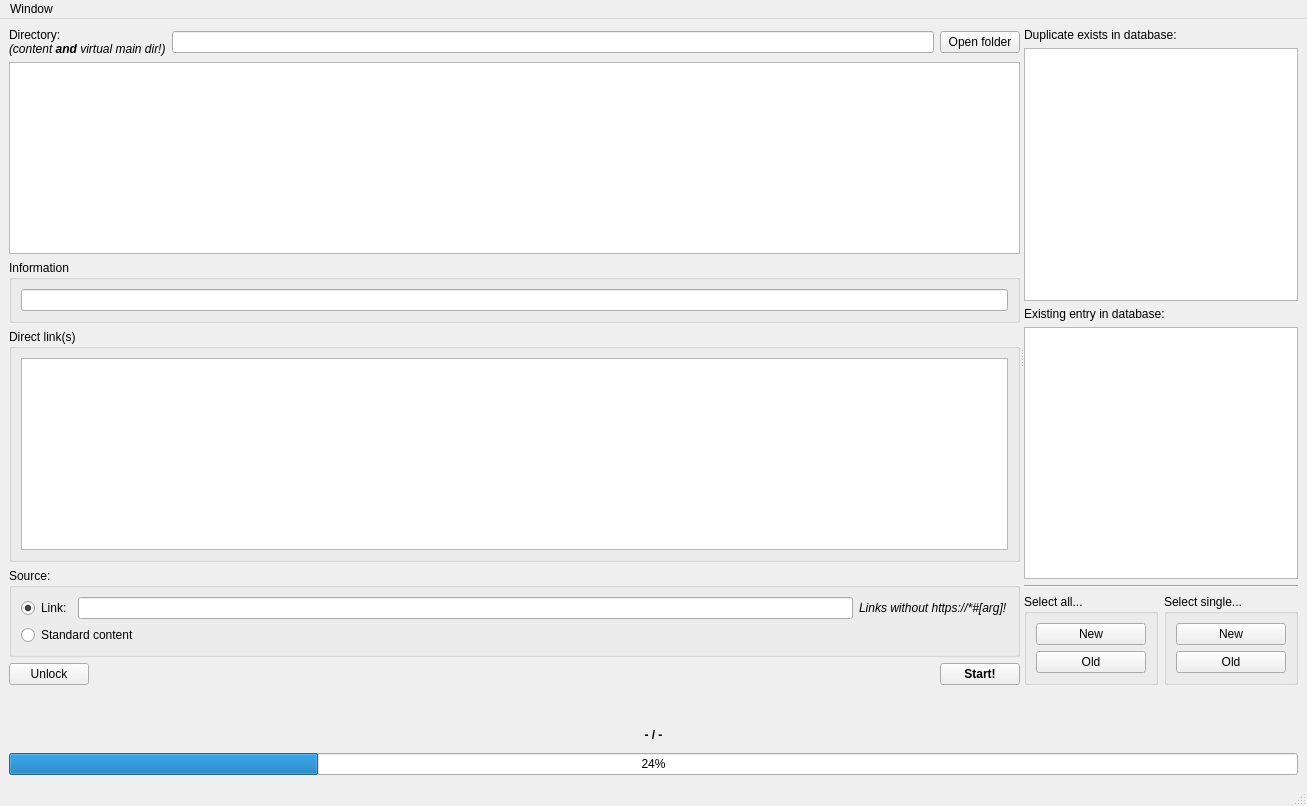
pietr26/OMSI-Tools, file OTModules/wContentSearch/wDBPanel.ui: the form before one commit.
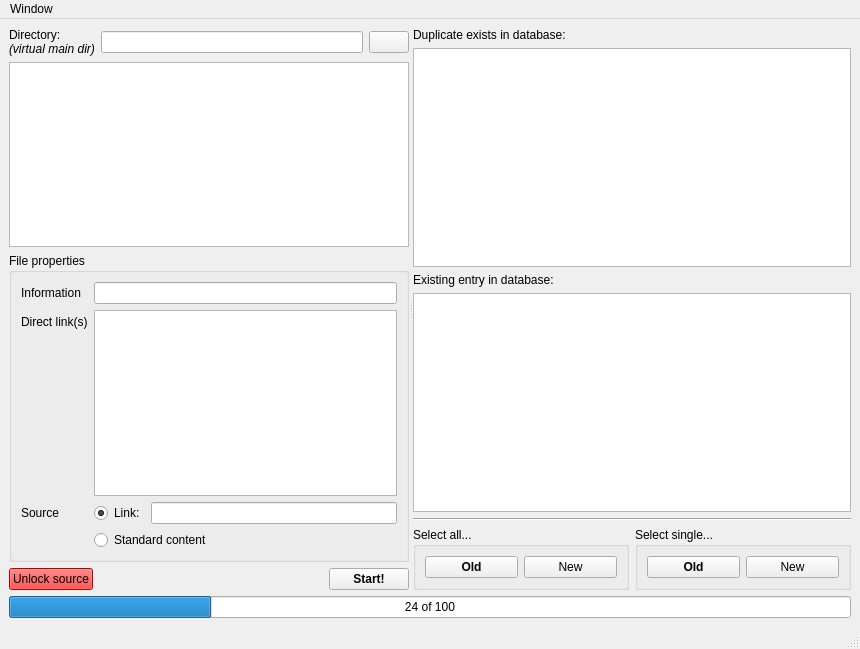
The form after the commit. Icons and pictures are not drawn.

```diff
--- a/OTModules/wContentSearch/wDBPanel.ui
+++ b/OTModules/wContentSearch/wDBPanel.ui
@@ -6,8 +6,8 @@
    <rect>
     <x>0</x>
     <y>0</y>
-    <width>1307</width>
-    <height>806</height>
+    <width>860</width>
+    <height>649</height>
    </rect>
   </property>
   <property name="windowTitle">
@@ -24,14 +24,23 @@
       <property name="orientation">
        <enum>Qt::Horizontal</enum>
       </property>
-      <widget class="QWidget" name="">
+      <property name="opaqueResize">
+       <bool>false</bool>
+      </property>
+      <property name="handleWidth">
+       <number>4</number>
+      </property>
+      <property name="childrenCollapsible">
+       <bool>false</bool>
+      </property>
+      <widget class="QWidget" name="layoutWidget">
        <layout class="QVBoxLayout" name="verticalLayout">
         <item>
          <layout class="QHBoxLayout" name="horizontalLayout_2">
           <item>
            <widget class="QLabel" name="lblDirectory">
             <property name="text">
-             <string notr="true">&lt;html&gt;&lt;head/&gt;&lt;body&gt;&lt;p&gt;Directory:&lt;br/&gt;&lt;span style=&quot; font-style:italic;&quot;&gt;(content &lt;/span&gt;&lt;span style=&quot; font-weight:600; font-style:italic;&quot;&gt;and&lt;/span&gt;&lt;span style=&quot; font-style:italic;&quot;&gt; virtual main dir!)&lt;/span&gt;&lt;/p&gt;&lt;/body&gt;&lt;/html&gt;</string>
+             <string notr="true">&lt;html&gt;&lt;head/&gt;&lt;body&gt;&lt;p&gt;Directory:&lt;br/&gt;&lt;span style=&quot; font-style:italic;&quot;&gt;(virtual main dir)&lt;/span&gt;&lt;/p&gt;&lt;/body&gt;&lt;/html&gt;</string>
             </property>
            </widget>
           </item>
@@ -45,7 +54,11 @@
           <item>
            <widget class="QPushButton" name="btnOpenFolder">
             <property name="text">
-             <string notr="true">Open folder</string>
+             <string notr="true"/>
+            </property>
+            <property name="icon">
+             <iconset resource="../../ressources.qrc">
+              <normaloff>:/rec/data/icons/iconOpen.svg</normaloff>:/rec/data/icons/iconOpen.svg</iconset>
             </property>
            </widget>
           </item>
@@ -73,64 +86,64 @@
         <item>
          <widget class="QGroupBox" name="gbxInformation">
           <property name="title">
-           <string notr="true">Information</string>
-          </property>
-          <layout class="QVBoxLayout" name="verticalLayout_8">
-           <item>
-            <widget class="QLineEdit" name="ledInformation"/>
-           </item>
-          </layout>
-         </widget>
-        </item>
-        <item>
-         <widget class="QGroupBox" name="gbxDirectLinks">
-          <property name="title">
-           <string notr="true">Direct link(s)</string>
-          </property>
-          <layout class="QVBoxLayout" name="verticalLayout_9">
-           <item>
-            <widget class="QPlainTextEdit" name="pteDirectLinks"/>
-           </item>
-          </layout>
-         </widget>
-        </item>
-        <item>
-         <widget class="QGroupBox" name="gbxSource">
-          <property name="title">
-           <string notr="true">Source:</string>
+           <string notr="true">File properties</string>
           </property>
           <layout class="QVBoxLayout" name="verticalLayout_4">
            <item>
-            <layout class="QHBoxLayout" name="horizontalLayout_6">
-             <item>
-              <widget class="QRadioButton" name="rbtnLink">
+            <layout class="QFormLayout" name="formLayout">
+             <item row="0" column="0">
+              <widget class="QLabel" name="lblInformation">
                <property name="text">
-                <string notr="true">Link:</string>
+                <string notr="true">Information</string>
                </property>
-               <property name="checked">
-                <bool>true</bool>
+              </widget>
+             </item>
+             <item row="0" column="1">
+              <widget class="QLineEdit" name="ledInformation"/>
+             </item>
+             <item row="1" column="0">
+              <widget class="QLabel" name="lblDirectLinks">
+               <property name="text">
+                <string notr="true">Direct link(s)</string>
                </property>
               </widget>
              </item>
-             <item>
-              <widget class="QLineEdit" name="ledLink"/>
+             <item row="1" column="1">
+              <widget class="QPlainTextEdit" name="pteDirectLinks"/>
              </item>
-             <item>
+             <item row="2" column="0">
               <widget class="QLabel" name="label">
                <property name="text">
-                <string notr="true">&lt;html&gt;&lt;head/&gt;&lt;body&gt;&lt;p&gt;&lt;span style=&quot; font-style:italic;&quot;&gt;Links without &lt;/span&gt;&lt;span style=&quot; font-family:'Courier New'; font-style:italic;&quot;&gt;https://*#[arg]&lt;/span&gt;&lt;span style=&quot; font-style:italic;&quot;&gt;!&lt;/span&gt;&lt;/p&gt;&lt;/body&gt;&lt;/html&gt;</string>
+                <string notr="true">Source</string>
+               </property>
+              </widget>
+             </item>
+             <item row="2" column="1">
+              <layout class="QHBoxLayout" name="horizontalLayout_6">
+               <item>
+                <widget class="QRadioButton" name="rbtnLink">
+                 <property name="text">
+                  <string notr="true">Link:</string>
+                 </property>
+                 <property name="checked">
+                  <bool>true</bool>
+                 </property>
+                </widget>
+               </item>
+               <item>
+                <widget class="QLineEdit" name="ledLink"/>
+               </item>
+              </layout>
+             </item>
+             <item row="3" column="1">
+              <widget class="QRadioButton" name="rbtnStandardContent">
+               <property name="text">
+                <string notr="true">Standard content</string>
                </property>
               </widget>
              </item>
             </layout>
            </item>
-           <item>
-            <widget class="QRadioButton" name="rbtnStandardContent">
-             <property name="text">
-              <string notr="true">Standard content</string>
-             </property>
-            </widget>
-           </item>
           </layout>
          </widget>
         </item>
@@ -138,8 +151,11 @@
          <layout class="QHBoxLayout" name="horizontalLayout_4">
           <item>
            <widget class="QPushButton" name="btnUnlockSource">
+            <property name="styleSheet">
+             <string notr="true">background-color: red;</string>
+            </property>
             <property name="text">
-             <string notr="true">Unlock</string>
+             <string notr="true">Unlock source</string>
             </property>
            </widget>
           </item>
@@ -150,7 +166,7 @@
             </property>
             <property name="sizeHint" stdset="0">
              <size>
-              <width>777</width>
+              <width>40</width>
               <height>20</height>
              </size>
             </property>
@@ -180,8 +196,11 @@
         </item>
        </layout>
       </widget>
-      <widget class="QWidget" name="">
+      <widget class="QWidget" name="layoutWidget">
        <layout class="QVBoxLayout" name="verticalLayout_3">
+        <property name="sizeConstraint">
+         <enum>QLayout::SetDefaultConstraint</enum>
+        </property>
         <item>
          <widget class="QLabel" name="lblDuplicates">
           <property name="text">
@@ -232,20 +251,14 @@
             <property name="title">
              <string notr="true">Select all...</string>
             </property>
-            <layout class="QVBoxLayout" name="verticalLayout_6">
-             <item>
-              <widget class="QPushButton" name="btnSelectAllNew">
-               <property name="text">
-                <string notr="true">New</string>
-               </property>
-               <property name="icon">
-                <iconset>
-                 <normaloff>:/rec/data/icons/iconAdd.png</normaloff>:/rec/data/icons/iconAdd.png</iconset>
-               </property>
-              </widget>
-             </item>
+            <layout class="QHBoxLayout" name="horizontalLayout">
              <item>
               <widget class="QPushButton" name="btnSelectAllOld">
+               <property name="font">
+                <font>
+                 <bold>true</bold>
+                </font>
+               </property>
                <property name="text">
                 <string notr="true">Old</string>
                </property>
@@ -255,6 +268,17 @@
                </property>
               </widget>
              </item>
+             <item>
+              <widget class="QPushButton" name="btnSelectAllNew">
+               <property name="text">
+                <string notr="true">New</string>
+               </property>
+               <property name="icon">
+                <iconset>
+                 <normaloff>:/rec/data/icons/iconAdd.png</normaloff>:/rec/data/icons/iconAdd.png</iconset>
+               </property>
+              </widget>
+             </item>
             </layout>
            </widget>
           </item>
@@ -263,23 +287,14 @@
             <property name="title">
              <string notr="true">Select single...</string>
             </property>
-            <layout class="QVBoxLayout" name="verticalLayout_5">
-             <item>
-              <widget class="QPushButton" name="btnSelectNew">
-               <property name="text">
-                <string notr="true">New</string>
-               </property>
-               <property name="icon">
-                <iconset>
-                 <normaloff>:/rec/data/icons/iconAdd.png</normaloff>:/rec/data/icons/iconAdd.png</iconset>
-               </property>
-               <property name="shortcut">
-                <string notr="true">Ctrl+Shift+N</string>
-               </property>
-              </widget>
-             </item>
+            <layout class="QHBoxLayout" name="horizontalLayout_5">
              <item>
               <widget class="QPushButton" name="btnSelectOld">
+               <property name="font">
+                <font>
+                 <bold>true</bold>
+                </font>
+               </property>
                <property name="text">
                 <string notr="true">Old</string>
                </property>
@@ -292,6 +307,20 @@
                </property>
               </widget>
              </item>
+             <item>
+              <widget class="QPushButton" name="btnSelectNew">
+               <property name="text">
+                <string notr="true">New</string>
+               </property>
+               <property name="icon">
+                <iconset>
+                 <normaloff>:/rec/data/icons/iconAdd.png</normaloff>:/rec/data/icons/iconAdd.png</iconset>
+               </property>
+               <property name="shortcut">
+                <string notr="true">Ctrl+Shift+N</string>
+               </property>
+              </widget>
+             </item>
             </layout>
            </widget>
           </item>
@@ -301,30 +330,6 @@
       </widget>
      </widget>
     </item>
-    <item>
-     <widget class="QWidget" name="wgtDuplicates" native="true">
-      <layout class="QVBoxLayout" name="verticalLayout_7"/>
-     </widget>
-    </item>
-    <item>
-     <widget class="QLabel" name="lblProgress">
-      <property name="font">
-       <font>
-        <family>MS Shell Dlg 2</family>
-        <pointsize>9</pointsize>
-        <italic>false</italic>
-        <bold>true</bold>
-        <underline>false</underline>
-       </font>
-      </property>
-      <property name="text">
-       <string notr="true">- / -</string>
-      </property>
-      <property name="alignment">
-       <set>Qt::AlignCenter</set>
-      </property>
-     </widget>
-    </item>
     <item>
      <widget class="QProgressBar" name="pgbProgress">
       <property name="value">
@@ -333,16 +338,20 @@
       <property name="textVisible">
        <bool>true</bool>
       </property>
+      <property name="format">
+       <string notr="true">%v of %m</string>
+      </property>
      </widget>
     </item>
    </layout>
   </widget>
+  <widget class="QStatusBar" name="statusbar"/>
   <widget class="QMenuBar" name="menubar">
    <property name="geometry">
     <rect>
      <x>0</x>
      <y>0</y>
-     <width>1307</width>
+     <width>860</width>
      <height>21</height>
     </rect>
    </property>
@@ -359,7 +368,6 @@
    </widget>
    <addaction name="menuWindow"/>
   </widget>
-  <widget class="QStatusBar" name="statusbar"/>
   <action name="actionClose">
    <property name="icon">
     <iconset resource="../../ressources.qrc">
```
Left out of the diff: 34 changed lines with no effect on the pictures.
